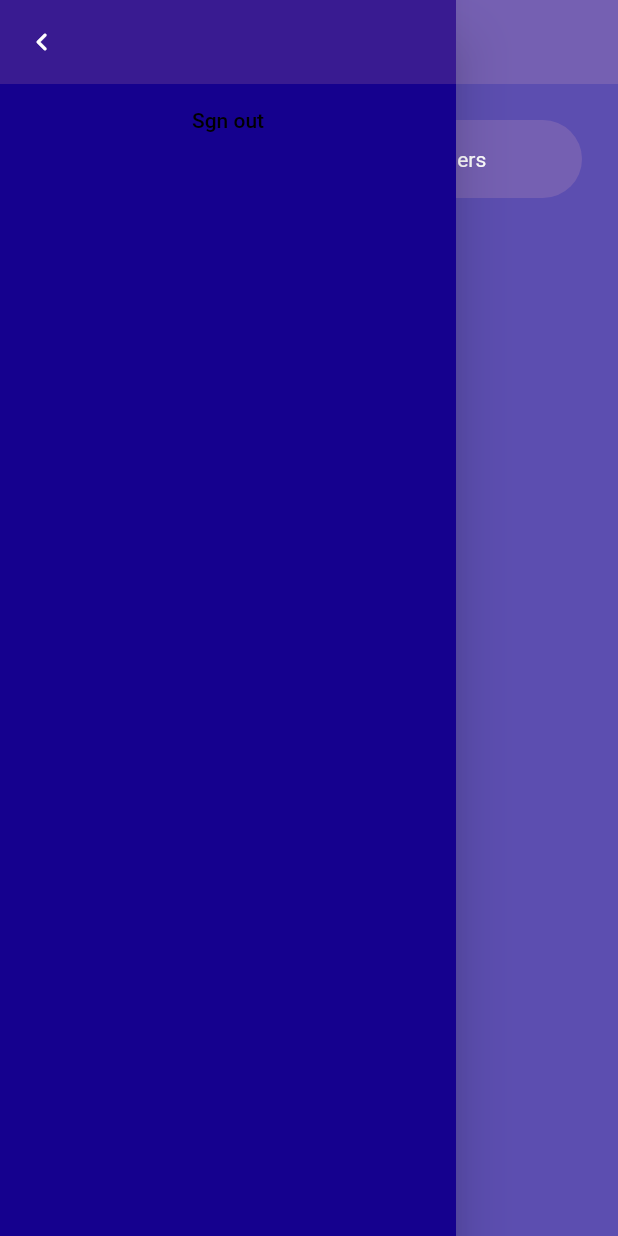
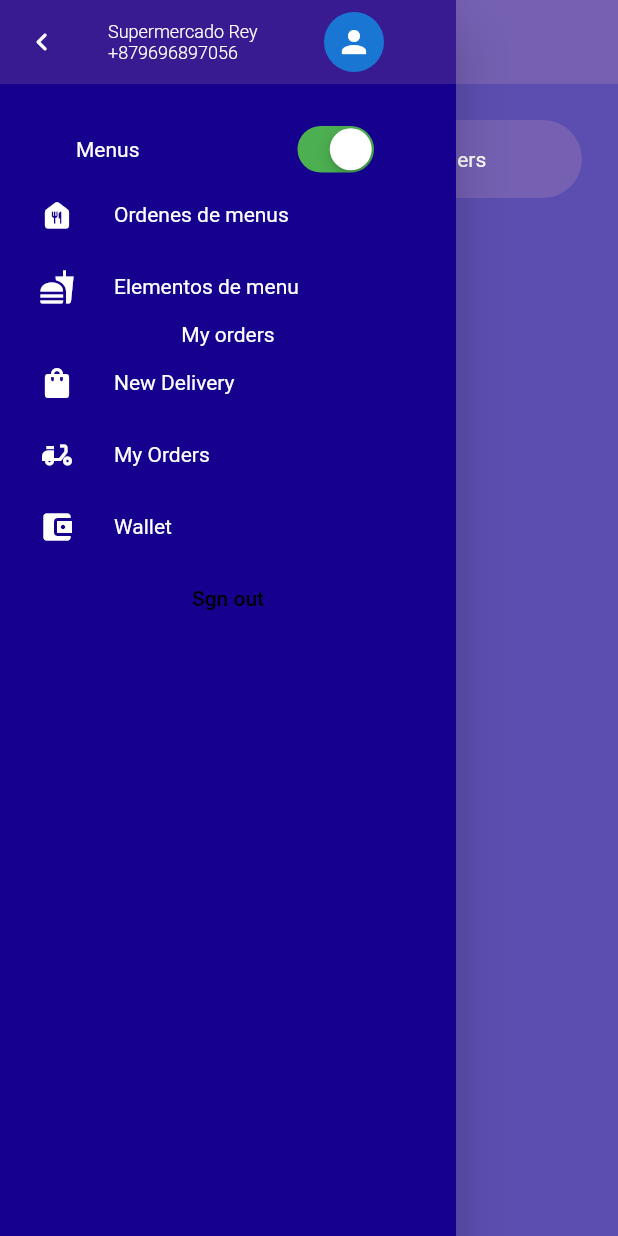
Before and after one commit to marcoleonardini/asap_challenge_cubit, a Flutter app: the HomeScreen screen opened by its route, with the side drawer open, on a phone screen of 412 x 824 dp. Run offline on Flutter 3.47's test engine with Material 2 defaults, Android fonts, the light colour scheme and no system bars; our stand-ins replace bloc, firebase_auth, firebase_core, flutter_bloc; accounts and stored records are empty.

Commit message:
Added Account details screen
Added Drawer Content
Added navigation from drawer to account details screen

Changed OutlineButton to OutlinedButton

```diff
--- a/lib/main.dart
+++ b/lib/main.dart
@@ -27,12 +27,14 @@ class MyApp extends StatelessWidget {
             textTheme: ButtonTextTheme
                 .primary, //  <-- this auto selects the right color
           ),
+          iconTheme: IconThemeData(color: Colors.white),
           textTheme: TextTheme(
             bodyText1: TextStyle(),
             bodyText2: TextStyle(),
             headline2: TextStyle(),
             headline3: TextStyle(),
             headline6: TextStyle(),
+            subtitle1: TextStyle(),
           ).apply(
             bodyColor: Colors.white,
             displayColor: Colors.white,
--- a/lib/src/core/config/routes.dart
+++ b/lib/src/core/config/routes.dart
@@ -1,3 +1,4 @@
+import 'package:asap_challenge_cubit/src/ui/screens/account_details/account_details_screen.dart';
 import 'package:asap_challenge_cubit/src/ui/screens/home_screen/home_screen.dart';
 import 'package:asap_challenge_cubit/src/ui/screens/login_screen/login_screen.dart';
 import 'package:asap_challenge_cubit/src/ui/screens/splash_screen/splash_screen.dart';
@@ -13,6 +14,8 @@ class AppRoute {
         return MaterialPageRoute(builder: (context) => LoginScreen());
       case HomeScreen.route:
         return MaterialPageRoute(builder: (context) => HomeScreen());
+      case AccountDetailsScreen.route:
+        return MaterialPageRoute(builder: (context) => AccountDetailsScreen());
 
       default:
         return MaterialPageRoute(builder: (context) => NoRouteScreen());
--- a/lib/src/ui/widgets/drawers/main_menu_drawer.dart
+++ b/lib/src/ui/widgets/drawers/main_menu_drawer.dart
@@ -1,5 +1,7 @@
+import 'package:asap_challenge_cubit/src/ui/screens/account_details/account_details_screen.dart';
 import 'package:asap_challenge_cubit/src/ui/screens/splash_screen/splash_screen.dart';
 import 'package:firebase_auth/firebase_auth.dart';
+import 'package:flutter/cupertino.dart';
 import 'package:flutter/material.dart';
 
 class MainMenuDrawer extends StatelessWidget {
@@ -24,8 +26,71 @@ class MainMenuDrawer extends StatelessWidget {
                   Navigator.pop(context);
                 },
               ),
+              title: Column(
+                crossAxisAlignment: CrossAxisAlignment.start,
+                children: [
+                  Text(
+                    'Supermercado Rey',
+                    style: TextStyle(
+                      fontSize: 12.0,
+                      fontWeight: FontWeight.w300,
+                    ),
+                  ),
+                  Text(
+                    '+879696897056',
+                    style: TextStyle(
+                      fontSize: 12.0,
+                      fontWeight: FontWeight.w300,
+                    ),
+                  ),
+                ],
+              ),
               backgroundColor: Color(0xff391B91),
               elevation: 0.0,
+              actions: [
+                FlatButton(
+                  onPressed: () {
+                    Navigator.pushNamed(context, AccountDetailsScreen.route);
+                  },
+                  child: CircleAvatar(
+                    child: Icon(Icons.person),
+                  ),
+                ),
+                SizedBox(width: 24.0)
+              ],
+            ),
+            SizedBox(height: 24.0),
+            Row(
+              mainAxisAlignment: MainAxisAlignment.spaceAround,
+              children: [
+                Text('Menus'),
+                CupertinoSwitch(
+                  value: true,
+                  onChanged: (value) {},
+                  activeColor: Colors.green,
+                )
+              ],
+            ),
+            _IconTextRow(
+              icon: Icon(Icons.food_bank_rounded),
+              text: 'Ordenes de menus',
+            ),
+            _IconTextRow(
+              icon: Icon(Icons.fastfood),
+              text: 'Elementos de menu',
+            ),
+            Text('My orders'),
+            _IconTextRow(
+              icon: Icon(Icons.shopping_bag_rounded),
+              text: 'New Delivery',
+            ),
+            _IconTextRow(
+              icon: Icon(Icons.delivery_dining),
+              text: 'My Orders',
+            ),
+            _IconTextRow(
+              icon: Icon(Icons.account_balance_wallet),
+              text: 'Wallet',
             ),
             FlatButton(
               child: Text('Sgn out'),
@@ -40,3 +105,31 @@ class MainMenuDrawer extends StatelessWidget {
     );
   }
 }
+
+class _IconTextRow extends StatelessWidget {
+  final Icon icon;
+  final String text;
+  const _IconTextRow({
+    Key key,
+    @required this.icon,
+    @required this.text,
+  })  : assert(icon != null),
+        assert(text != null),
+        super(key: key);
+
+  @override
+  Widget build(BuildContext context) {
+    return SizedBox(
+      height: 48.0,
+      child: Row(
+        children: [
+          Expanded(child: icon),
+          Expanded(
+            flex: 3,
+            child: Text(text),
+          )
+        ],
+      ),
+    );
+  }
+}
--- a/pubspec.yaml
+++ b/pubspec.yaml
@@ -18,6 +18,7 @@ dependencies:
   firebase_auth: ^0.20.0+1
   firebase_core: ^0.7.0
   flutter_bloc: ^6.1.1
+
 
 dev_dependencies:
   flutter_test:
```
Also changed, not shown: lib/src/ui/screens/account_details/account_details_screen.dart (added, +120 -0 lines), lib/src/ui/screens/splash_screen/splash_screen.dart (+12 -6 lines), pubspec.lock, 3 other files.
